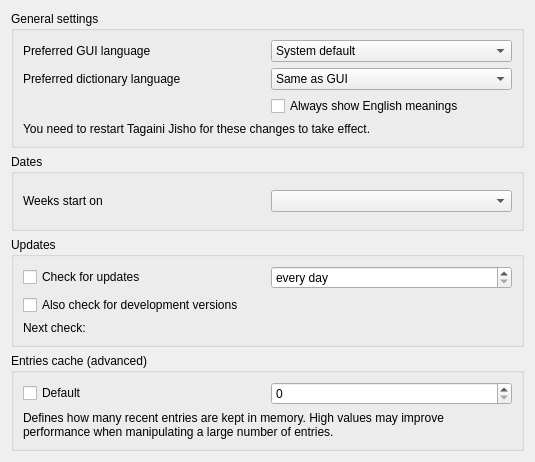
Before: the Qt Designer form src/gui/GeneralPreferences.ui in Gnurou/tagainijisho, drawn with Qt 5.
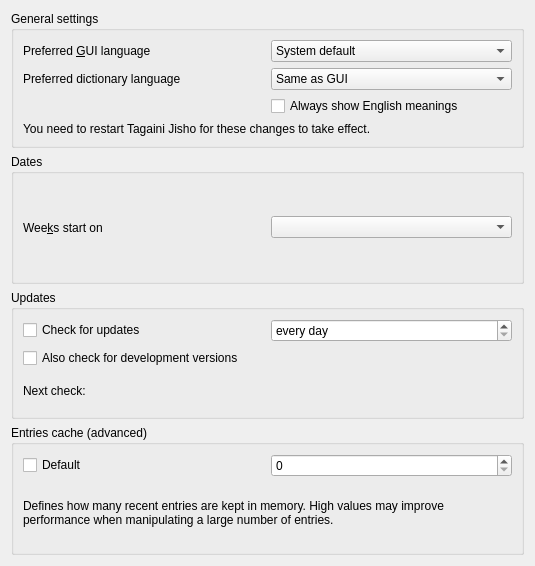
After: the same form once the commit is applied.

Commit message: gui: remove unneeded 'Form' window titles

Patch:
```diff
--- a/src/gui/GeneralPreferences.ui
+++ b/src/gui/GeneralPreferences.ui
@@ -7,7 +7,7 @@
     <x>0</x>
     <y>0</y>
     <width>535</width>
-    <height>428</height>
+    <height>566</height>
    </rect>
   </property>
   <property name="windowTitle">
@@ -32,7 +32,7 @@
         <item row="1" column="0">
          <widget class="QLabel" name="label_2">
           <property name="text">
-           <string>Preferred GUI language</string>
+           <string>Preferred &amp;GUI language</string>
           </property>
           <property name="buddy">
            <cstring>guiLanguage</cstring>
@@ -109,7 +109,7 @@
       <item>
        <widget class="QLabel" name="label">
         <property name="text">
-         <string>Weeks start on</string>
+         <string>Wee&amp;ks start on</string>
         </property>
         <property name="buddy">
          <cstring>firstDayOfWeek</cstring>
```
Left out of the diff: 3 changed lines with no effect on the pictures. The commit also changes 7 other files.
